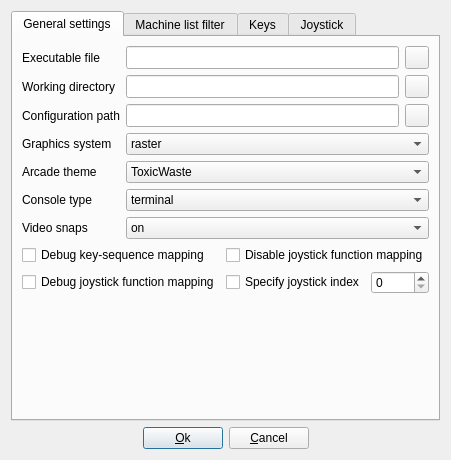
Qt form arcademodesetup.ui (qmc2/qmc2-mame-fe) before a commit.
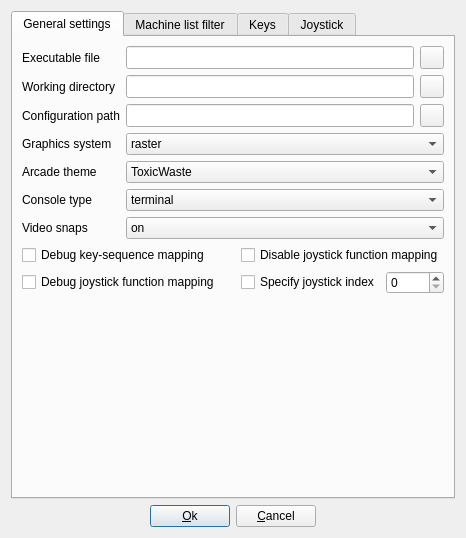
The same form after that commit. Icons and pictures are not drawn.

Commit message: imp: QMC2 Arcade (minor): added opengl2 to the list of supported Qt 4 graphics systems

The edit to the form file:
```diff
--- a/arcademodesetup.ui
+++ b/arcademodesetup.ui
@@ -6,8 +6,8 @@
    <rect>
     <x>0</x>
     <y>0</y>
-    <width>391</width>
-    <height>427</height>
+    <width>466</width>
+    <height>538</height>
    </rect>
   </property>
   <property name="windowTitle">
```
Left out of the diff: 5 changed lines with no effect on the pictures. The commit also changes 2 other files.
